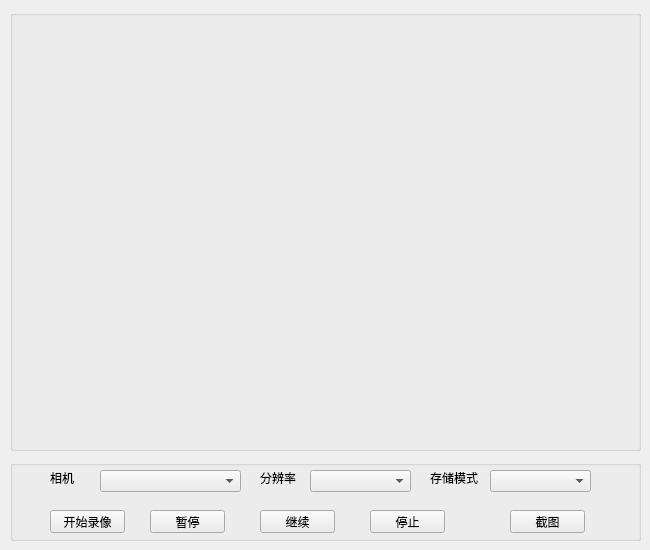
Old version of the form widget.ui in the repository vindasoft/myqt_study1_camera.
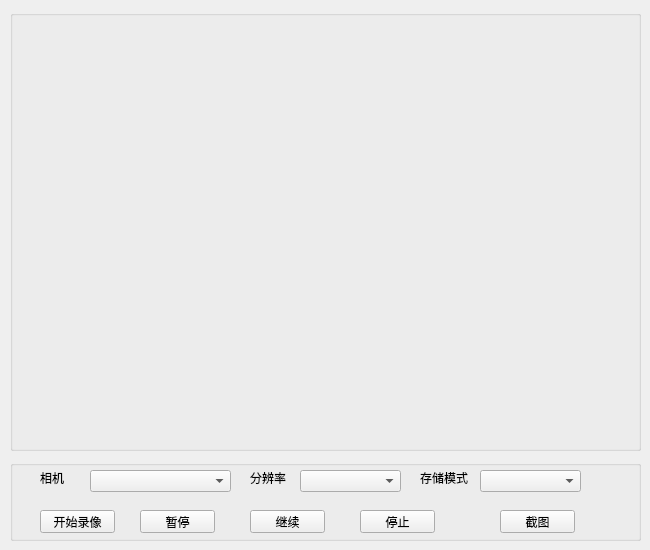
New version of the form.

Commit message: 界面布局改动，代码合入

```diff
--- a/widget.ui
+++ b/widget.ui
@@ -13,21 +13,36 @@
   <property name="windowTitle">
    <string>Widget</string>
   </property>
-  <widget class="QComboBox" name="cameraSel">
+  <widget class="QGroupBox" name="groupBox">
    <property name="geometry">
     <rect>
-     <x>100</x>
-     <y>470</y>
-     <width>141</width>
-     <height>22</height>
+     <x>10</x>
+     <y>10</y>
+     <width>631</width>
+     <height>441</height>
     </rect>
    </property>
+   <property name="title">
+    <string/>
+   </property>
   </widget>
+  <widget class="QGroupBox" name="groupBox_2">
+   <property name="geometry">
+    <rect>
+     <x>10</x>
+     <y>460</y>
+     <width>631</width>
+     <height>81</height>
+    </rect>
+   </property>
+   <property name="title">
+    <string/>
+   </property>
   <widget class="QLabel" name="cameraTypeLabel">
    <property name="geometry">
     <rect>
-     <x>50</x>
-     <y>470</y>
+      <x>30</x>
+      <y>10</y>
      <width>31</width>
      <height>16</height>
     </rect>
@@ -36,11 +51,50 @@
     <string>相机</string>
    </property>
   </widget>
-  <widget class="QComboBox" name="storageModeSel">
+   <widget class="QPushButton" name="stopBut">
+    <property name="geometry">
+     <rect>
+      <x>350</x>
+      <y>50</y>
+      <width>75</width>
+      <height>23</height>
+     </rect>
+    </property>
+    <property name="text">
+     <string>停止</string>
+    </property>
+   </widget>
+   <widget class="QPushButton" name="screenShotBut">
    <property name="geometry">
     <rect>
      <x>490</x>
-     <y>470</y>
+      <y>50</y>
+      <width>75</width>
+      <height>23</height>
+     </rect>
+    </property>
+    <property name="text">
+     <string>截图</string>
+    </property>
+   </widget>
+   <widget class="QPushButton" name="pauseBut">
+    <property name="geometry">
+     <rect>
+      <x>130</x>
+      <y>50</y>
+      <width>75</width>
+      <height>23</height>
+     </rect>
+    </property>
+    <property name="text">
+     <string>暂停</string>
+    </property>
+   </widget>
+   <widget class="QComboBox" name="storageModeSel">
+    <property name="geometry">
+     <rect>
+      <x>470</x>
+      <y>10</y>
      <width>101</width>
      <height>22</height>
     </rect>
@@ -49,8 +103,8 @@
   <widget class="QLabel" name="storageModeLabel">
    <property name="geometry">
     <rect>
-     <x>430</x>
-     <y>470</y>
+      <x>410</x>
+      <y>10</y>
      <width>53</width>
      <height>15</height>
     </rect>
@@ -59,73 +113,11 @@
     <string>存储模式</string>
    </property>
   </widget>
-  <widget class="QPushButton" name="startVideoRecordBut">
-   <property name="geometry">
-    <rect>
-     <x>50</x>
-     <y>510</y>
-     <width>75</width>
-     <height>23</height>
-    </rect>
-   </property>
-   <property name="text">
-    <string>开始录像</string>
-   </property>
-  </widget>
-  <widget class="QPushButton" name="pauseBut">
-   <property name="geometry">
-    <rect>
-     <x>150</x>
-     <y>510</y>
-     <width>75</width>
-     <height>23</height>
-    </rect>
-   </property>
-   <property name="text">
-    <string>暂停</string>
-   </property>
-  </widget>
-  <widget class="QPushButton" name="continueBut">
-   <property name="geometry">
-    <rect>
-     <x>260</x>
-     <y>510</y>
-     <width>75</width>
-     <height>23</height>
-    </rect>
-   </property>
-   <property name="text">
-    <string>继续</string>
-   </property>
-  </widget>
-  <widget class="QPushButton" name="screenShotBut">
-   <property name="geometry">
-    <rect>
-     <x>510</x>
-     <y>510</y>
-     <width>75</width>
-     <height>23</height>
-    </rect>
-   </property>
-   <property name="text">
-    <string>截图</string>
-   </property>
-  </widget>
-  <widget class="QComboBox" name="resolutionSel">
-   <property name="geometry">
-    <rect>
-     <x>310</x>
-     <y>470</y>
-     <width>101</width>
-     <height>22</height>
-    </rect>
-   </property>
-  </widget>
   <widget class="QLabel" name="resolutionLabel">
    <property name="geometry">
     <rect>
-     <x>260</x>
-     <y>470</y>
+      <x>240</x>
+      <y>10</y>
      <width>41</width>
      <height>16</height>
     </rect>
@@ -134,44 +126,52 @@
     <string>分辨率</string>
    </property>
   </widget>
-  <widget class="QPushButton" name="stopBut">
+   <widget class="QComboBox" name="cameraSel">
    <property name="geometry">
     <rect>
-     <x>370</x>
-     <y>510</y>
+      <x>80</x>
+      <y>10</y>
+      <width>141</width>
+      <height>22</height>
+     </rect>
+    </property>
+   </widget>
+   <widget class="QPushButton" name="continueBut">
+    <property name="geometry">
+     <rect>
+      <x>240</x>
+      <y>50</y>
      <width>75</width>
      <height>23</height>
     </rect>
    </property>
    <property name="text">
-    <string>停止</string>
-   </property>
-  </widget>
-  <widget class="QGroupBox" name="groupBox">
+     <string>继续</string>
+    </property>
+   </widget>
+   <widget class="QComboBox" name="resolutionSel">
    <property name="geometry">
     <rect>
-     <x>10</x>
+      <x>290</x>
      <y>10</y>
-     <width>631</width>
-     <height>441</height>
-    </rect>
-   </property>
-   <property name="title">
-    <string/>
-   </property>
-  </widget>
-  <widget class="QGroupBox" name="groupBox_2">
+      <width>101</width>
+      <height>22</height>
+     </rect>
+    </property>
+   </widget>
+   <widget class="QPushButton" name="startVideoRecordBut">
    <property name="geometry">
     <rect>
-     <x>10</x>
-     <y>460</y>
-     <width>631</width>
-     <height>81</height>
-    </rect>
-   </property>
-   <property name="title">
-    <string/>
-   </property>
+      <x>30</x>
+      <y>50</y>
+      <width>75</width>
+      <height>23</height>
+     </rect>
+    </property>
+    <property name="text">
+     <string>开始录像</string>
+    </property>
+   </widget>
   </widget>
  </widget>
  <resources/>
```
Lines whose indentation alone changed are shown as unchanged. The commit also changes 1 other file.
